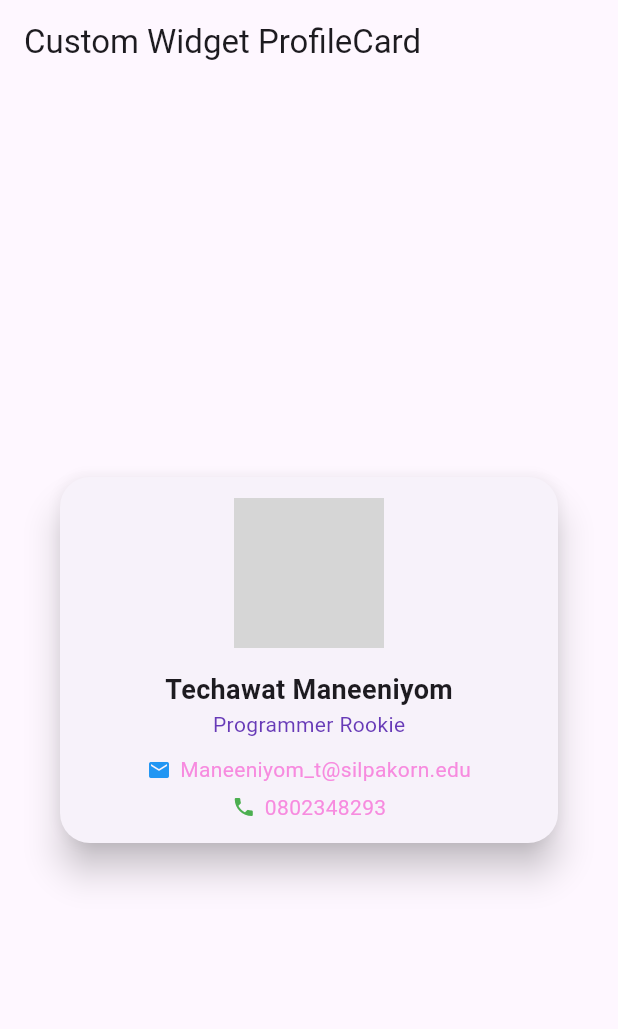
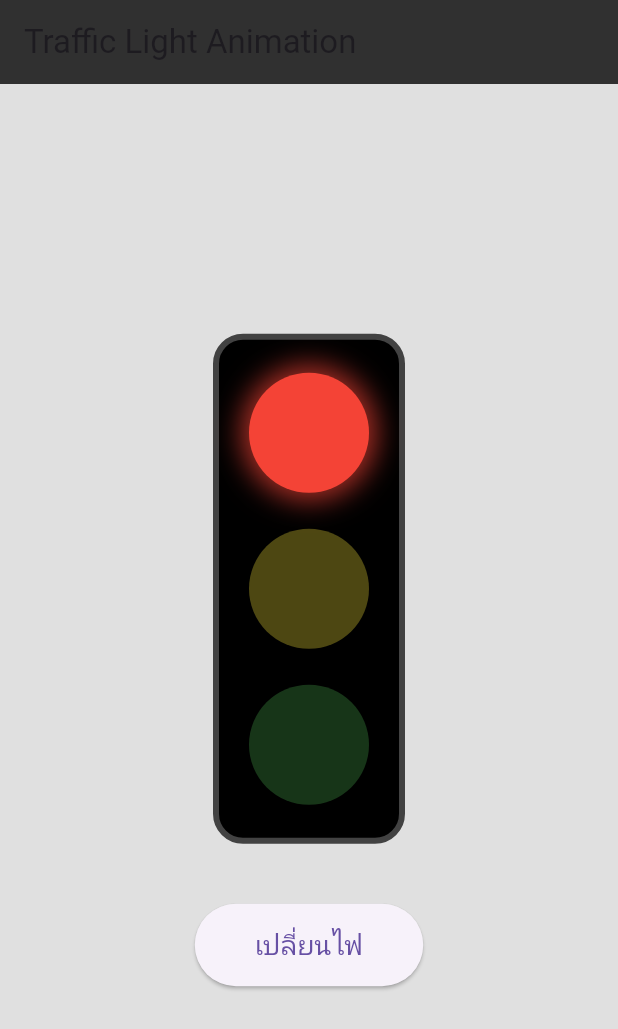
Before and after one commit to LUCIAXR/first_app, a Flutter app: the screen it shows after launch, on a phone screen of 412 x 824 dp. Shown: the top 1029 px of the screen. Run offline on Flutter 3.47's test engine with Material 3 defaults, Android fonts, the phone set to English and light mode, and no system bars; grey boxes are pictures that could not be loaded.

Commit message:
traffic_light_screen

```diff
--- a/lib/main.dart
+++ b/lib/main.dart
@@ -1,32 +1,23 @@
 import 'package:flutter/material.dart';
-import 'AssignmentWeek6.dart'; // เรียกใช้ไฟล์ AssignmentWeek6.dart
+import 'package:first_app/traffic_light_screen.dart';
 
 void main() {
-  runApp(MyApp());
+  runApp(const MyApp());
 }
 
 class MyApp extends StatelessWidget {
+  const MyApp({super.key});
+
   @override
   Widget build(BuildContext context) {
     return MaterialApp(
-      title: 'Custom Widget ProfileCard',
+      title: 'Traffic Light Animation',
       theme: ThemeData(
         primarySwatch: Colors.blue,
+        visualDensity: VisualDensity.adaptivePlatformDensity,
       ),
-      home: Scaffold(
-        appBar: AppBar(
-          title: Text('Custom Widget ProfileCard'),
-        ),
-        body: Center(
-          child: ProfileCard(
-            name: 'Techawat Maneeniyom',
-            position: 'Programmer Rookie',
-            email: 'Maneeniyom_t@silpakorn.edu',
-            phoneNumber: '0802348293',
-            imageUrl: 'https://scontent.fbkk7-3.fna.fbcdn.net/v/t39.30808-6/302726068_1414419302418230_8064932503394980913_n.jpg?_nc_cat=105&ccb=1-7&_nc_sid=6ee11a&_nc_eui2=AeHEWai9OoSJ8uzhuQ5fWKCcdg7rRkqNcFp2DutGSo1wWrWMi2tRODWPuhmPvsbYCNzOgNC2rc1FrzMs5xwCU6V9&_nc_ohc=EDrBxnleLK8Q7kNvwGQuKdy&_nc_oc=AdnfGu_SIbctOvau8MsldbR6P2zWv702ehZos7C66AxQtrvbcQIZeb8SmKEUIhOJnZY&_nc_zt=23&_nc_ht=scontent.fbkk7-3.fna&_nc_gid=TRIBzC8jDWJQ7Whe2vUFUg&oh=00_Afdavy4fDzlKppn_zko9SR12CrviEyh0eKsIC_i2UXt8NA&oe=68F8E417',
-          ),
-        ),
-      ),
+      debugShowCheckedModeBanner: false,
+      home: const TrafficLightScreen(),
     );
   }
 }
--- /dev/null
+++ b/lib/traffic_light_screen.dart
@@ -0,0 +1,104 @@
+import 'package:flutter/material.dart';
+
+// Enum และ Widget ทั้งหมดย้ายมาอยู่ที่นี่
+enum TrafficLightState { red, yellow, green }
+
+class TrafficLightScreen extends StatefulWidget {
+  const TrafficLightScreen({super.key});
+
+  @override
+  State<TrafficLightScreen> createState() => _TrafficLightScreenState();
+}
+
+class _TrafficLightScreenState extends State<TrafficLightScreen> {
+  TrafficLightState _currentState = TrafficLightState.red;
+
+  void _changeLight() {
+    setState(() {
+      switch (_currentState) {
+        case TrafficLightState.red:
+          _currentState = TrafficLightState.yellow;
+          break;
+        case TrafficLightState.yellow:
+          _currentState = TrafficLightState.green;
+          break;
+        case TrafficLightState.green:
+          _currentState = TrafficLightState.red;
+          break;
+      }
+    });
+  }
+
+  Widget _buildLightWidget(Color color, bool isActive) {
+    return Padding(
+      padding: const EdgeInsets.symmetric(vertical: 12.0),
+      child: AnimatedOpacity(
+        duration: const Duration(milliseconds: 500),
+        opacity: isActive ? 1.0 : 0.3,
+        child: Container(
+          width: 80,
+          height: 80,
+          decoration: BoxDecoration(
+            color: color,
+            shape: BoxShape.circle,
+            boxShadow: [
+              if (isActive)
+                BoxShadow(
+                  color: color.withOpacity(0.7),
+                  blurRadius: 15,
+                  spreadRadius: 5,
+                ),
+            ],
+          ),
+        ),
+      ),
+    );
+  }
+
+  @override
+  Widget build(BuildContext context) {
+    return Scaffold(
+      appBar: AppBar(
+        title: const Text('Traffic Light Animation'),
+        backgroundColor: Colors.grey[850],
+      ),
+      backgroundColor: Colors.grey[300],
+      body: Center(
+        child: Column(
+          mainAxisAlignment: MainAxisAlignment.center,
+          children: [
+            Container(
+              padding: const EdgeInsets.symmetric(horizontal: 20, vertical: 10),
+              decoration: BoxDecoration(
+                color: Colors.black,
+                borderRadius: BorderRadius.circular(20),
+                border: Border.all(color: Colors.grey[800]!, width: 4),
+              ),
+              child: Column(
+                mainAxisSize: MainAxisSize.min,
+                children: [
+                  _buildLightWidget(
+                      Colors.red, _currentState == TrafficLightState.red),
+                  _buildLightWidget(Colors.yellow,
+                      _currentState == TrafficLightState.yellow),
+                  _buildLightWidget(
+                      Colors.green, _currentState == TrafficLightState.green),
+                ],
+              ),
+            ),
+            const SizedBox(height: 40),
+            ElevatedButton(
+              onPressed: _changeLight,
+              style: ElevatedButton.styleFrom(
+                padding:
+                    const EdgeInsets.symmetric(horizontal: 40, vertical: 15),
+                textStyle: const TextStyle(fontSize: 18),
+              ),
+              child: const Text('เปลี่ยนไฟ'),
+            ),
+          ],
+        ),
+      ),
+    );
+  }
+}
```
Also changed, not shown: pubspec.lock.
